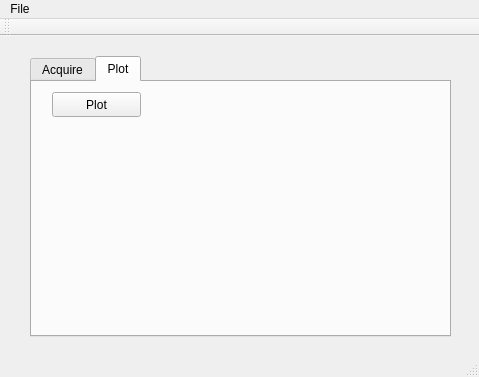
Before: the Qt Designer form mainwindow.ui in wawy1967/wawyQtFilePLot, drawn with Qt 5.
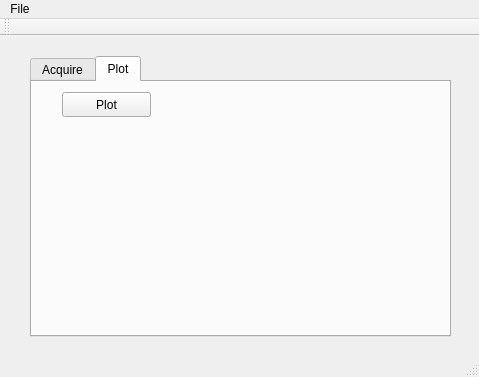
After: the same form once the commit is applied. The open tabs and pages were chosen to show the change. Custom widgets are drawn as their Qt base class.

Patch:
```diff
--- a/mainwindow.ui
+++ b/mainwindow.ui
@@ -23,6 +23,9 @@
       <height>281</height>
      </rect>
     </property>
+    <property name="tabPosition">
+     <enum>QTabWidget::North</enum>
+    </property>
     <property name="currentIndex">
      <number>1</number>
     </property>
@@ -84,7 +87,7 @@
      <widget class="QPushButton" name="pushButtonPlot">
       <property name="geometry">
        <rect>
-        <x>20</x>
+        <x>30</x>
         <y>10</y>
         <width>89</width>
         <height>25</height>
@@ -97,10 +100,10 @@
      <widget class="QCustomPlot" name="widgetPlot" native="true">
       <property name="geometry">
        <rect>
-        <x>60</x>
-        <y>60</y>
+        <x>30</x>
+        <y>50</y>
         <width>311</width>
-        <height>161</height>
+        <height>181</height>
        </rect>
       </property>
      </widget>
```
Left out of the diff: 8 changed lines with no effect on the pictures.
